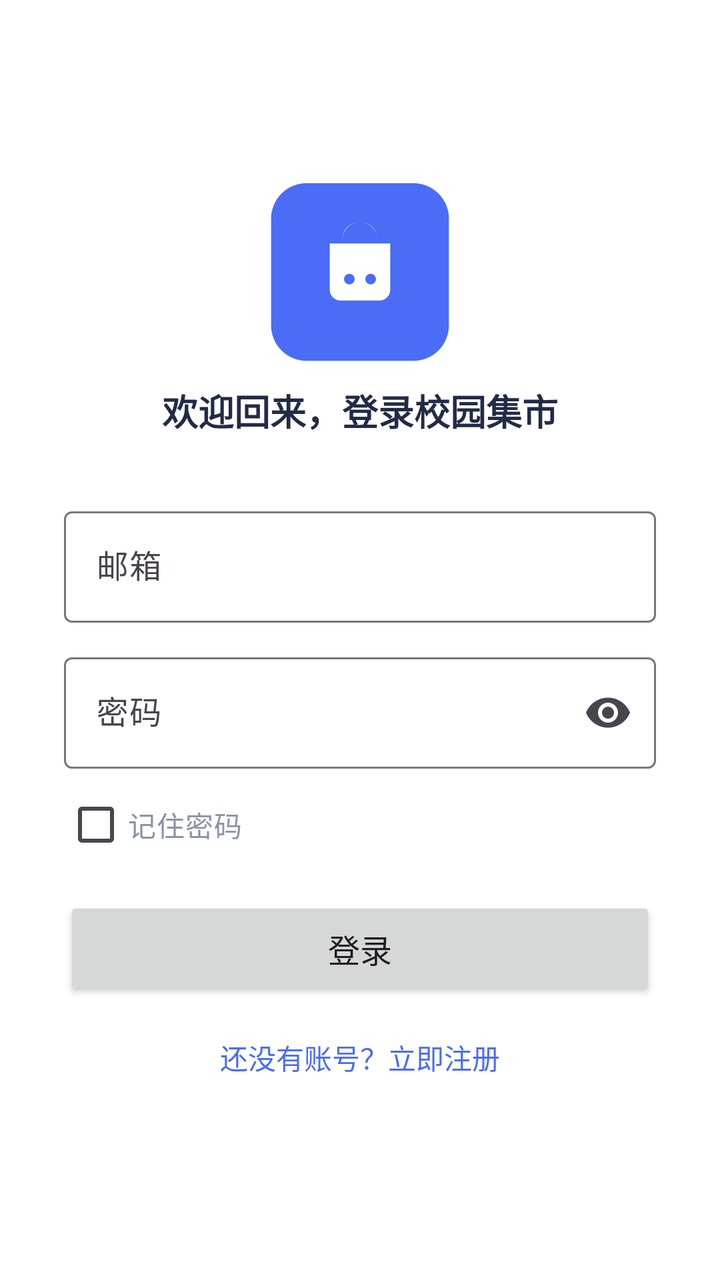
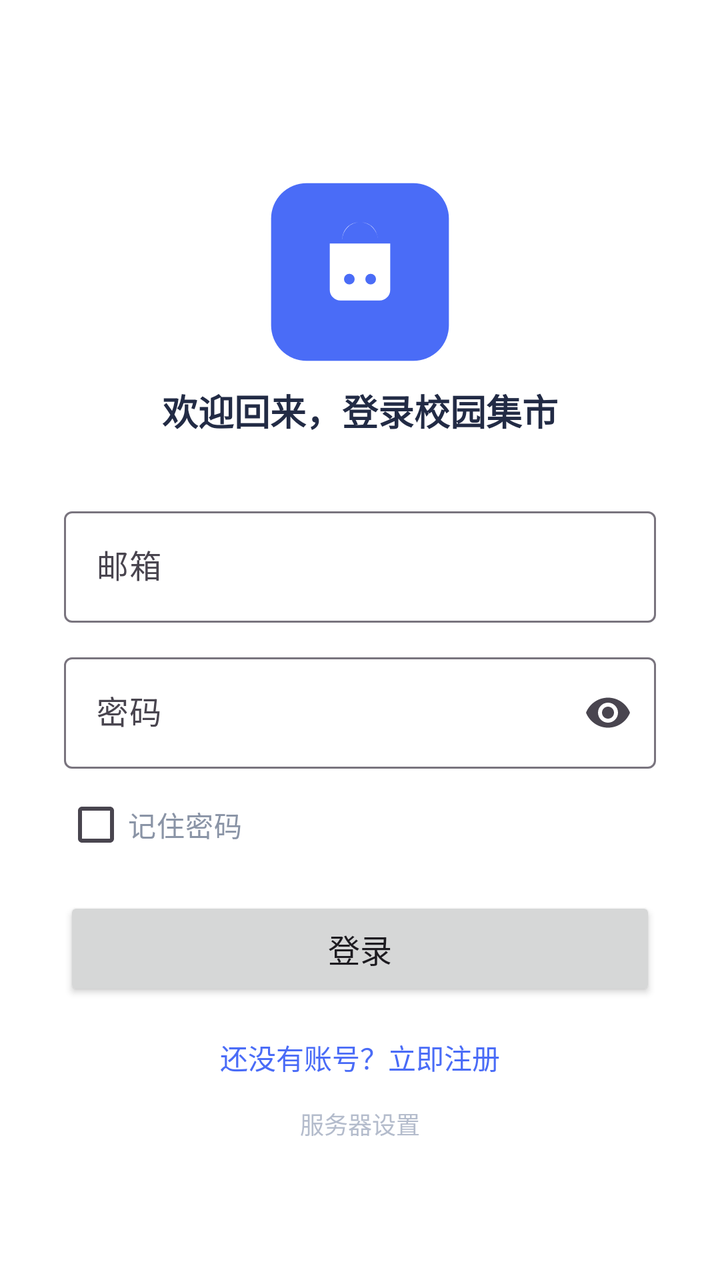

Before-and-after screenshots of an Android layout around one commit, followed by the original layout XML and the change that was made.
<!-- AndroidManifest.xml: application theme Theme.CampusMarket -->
<!-- res/layout/activity_login.xml -->
<?xml version="1.0" encoding="utf-8"?>
<ScrollView xmlns:android="http://schemas.android.com/apk/res/android"
    xmlns:app="http://schemas.android.com/apk/res-auto"
    android:layout_width="match_parent"
    android:layout_height="match_parent"
    android:background="@color/white"
    android:fillViewport="true">

    <LinearLayout
        android:layout_width="match_parent"
        android:layout_height="wrap_content"
        android:gravity="center_horizontal"
        android:orientation="vertical"
        android:padding="32dp">

        <ImageView
            android:layout_width="96dp"
            android:layout_height="96dp"
            android:layout_marginTop="56dp"
            android:contentDescription="@string/app_name"
            android:src="@drawable/ic_logo" />

        <TextView
            android:layout_width="wrap_content"
            android:layout_height="wrap_content"
            android:layout_marginTop="8dp"
            android:text="欢迎回来，登录校园集市"
            android:textColor="@color/text_main"
            android:textSize="18sp"
            android:textStyle="bold" />

        <com.google.android.material.textfield.TextInputLayout
            style="@style/Widget.Material3.TextInputLayout.OutlinedBox"
            android:layout_width="match_parent"
            android:layout_height="wrap_content"
            android:layout_marginTop="32dp"
            android:hint="邮箱">

            <com.google.android.material.textfield.TextInputEditText
                android:id="@+id/et_email"
                android:layout_width="match_parent"
                android:layout_height="wrap_content"
                android:inputType="textEmailAddress"
                android:maxLines="1" />
        </com.google.android.material.textfield.TextInputLayout>

        <com.google.android.material.textfield.TextInputLayout
            style="@style/Widget.Material3.TextInputLayout.OutlinedBox"
            android:layout_width="match_parent"
            android:layout_height="wrap_content"
            android:layout_marginTop="12dp"
            android:hint="密码"
            app:endIconMode="password_toggle">

            <com.google.android.material.textfield.TextInputEditText
                android:id="@+id/et_password"
                android:layout_width="match_parent"
                android:layout_height="wrap_content"
                android:inputType="textPassword"
                android:maxLines="1" />
        </com.google.android.material.textfield.TextInputLayout>

        <CheckBox
            android:id="@+id/cb_remember"
            android:layout_width="match_parent"
            android:layout_height="wrap_content"
            android:layout_marginTop="4dp"
            android:text="记住密码"
            android:textColor="@color/text_second" />

        <ProgressBar
            android:id="@+id/progress_bar"
            android:layout_width="40dp"
            android:layout_height="40dp"
            android:layout_marginTop="8dp"
            android:visibility="gone" />

        <Button
            android:id="@+id/btn_login"
            android:layout_width="match_parent"
            android:layout_height="52dp"
            android:layout_marginTop="12dp"
            android:text="登录"
            android:textSize="16sp" />

        <TextView
            android:id="@+id/tv_go_register"
            android:layout_width="match_parent"
            android:layout_height="wrap_content"
            android:layout_marginTop="18dp"
            android:gravity="center"
            android:text="还没有账号？立即注册"
            android:textColor="@color/primary"
            android:textSize="14sp" />
    </LinearLayout>
</ScrollView>
<!-- resources referenced by this layout -->
<resources>
  <color name="primary">#4A6CF7</color>
  <color name="text_main">#222B45</color>
  <color name="text_second">#8A94A6</color>
  <color name="white">#FFFFFFFF</color>
  <!-- drawable ic_logo (drawable) -->
  <?xml version="1.0" encoding="utf-8"?>
  <vector xmlns:android="http://schemas.android.com/apk/res/android"
      android:width="108dp"
      android:height="108dp"
      android:viewportWidth="108"
      android:viewportHeight="108">
      
      <path
          android:fillColor="#4A6CF7"
          android:pathData="M24,4 h60 a20,20 0 0 1 20,20 v60 a20,20 0 0 1 -20,20 h-60 a20,20 0 0 1 -20,-20 v-60 a20,20 0 0 1 20,-20 z" />
      
      <path
          android:fillColor="#FFFFFF"
          android:pathData="M54,26 c-6,0 -10,4.5 -10,10 v2 h-7 v26 a6,6 0 0 0 6,6 h22 a6,6 0 0 0 6,-6 v-26 h-7 v-2 c0,-5.5 -4,-10 -10,-10 z M44,38 v-2 a10,10 0 0 1 20,0 v2 z" />
      
      <path android:fillColor="#4A6CF7" android:pathData="M48,58 m-3,0 a3,3 0 1 1 6,0 a3,3 0 1 1 -6,0" />
      <path android:fillColor="#4A6CF7" android:pathData="M60,58 m-3,0 a3,3 0 1 1 6,0 a3,3 0 1 1 -6,0" />
  </vector>
  <string name="app_name">校园集市</string>
  <style name="Theme.CampusMarket" parent="Base.Theme.CampusMarket" />
  <style name="Base.Theme.CampusMarket" parent="Theme.Material3.Light.NoActionBar">
          <item name="colorPrimary">@color/primary</item>
          <item name="colorOnPrimary">@color/white</item>
          <item name="colorPrimaryContainer">@color/primary_light</item>
          <item name="colorSecondary">@color/accent</item>
          <item name="android:colorBackground">@color/bg_page</item>
          <item name="colorSurface">@color/card_bg</item>
          <item name="android:windowBackground">@color/bg_page</item>
          <item name="android:statusBarColor">@color/white</item>
          <item name="android:windowLightStatusBar">true</item>
      </style>
  <color name="primary_light">#E8EDFF</color>
  <color name="accent">#FF7A45</color>
  <color name="bg_page">#F5F6FA</color>
  <color name="card_bg">#FFFFFF</color>
</resources>

<!-- the commit's change to res/layout/activity_login.xml (unified diff, before → after) -->
@@ -92,5 +92,15 @@
             android:text="还没有账号？立即注册"
             android:textColor="@color/primary"
             android:textSize="14sp" />
+
+        <TextView
+            android:id="@+id/tv_server_settings"
+            android:layout_width="match_parent"
+            android:layout_height="wrap_content"
+            android:layout_marginTop="14dp"
+            android:gravity="center"
+            android:text="服务器设置"
+            android:textColor="@color/text_hint"
+            android:textSize="12sp" />
     </LinearLayout>
 </ScrollView>
<!-- resource entries referenced after the edit -->
@@ -1,6 +1,7 @@
 <!-- resources referenced by this layout -->
 <resources>
   <color name="primary">#4A6CF7</color>
+  <color name="text_hint">#B4BCCC</color>
   <color name="text_main">#222B45</color>
   <color name="text_second">#8A94A6</color>
   <color name="white">#FFFFFFFF</color>
